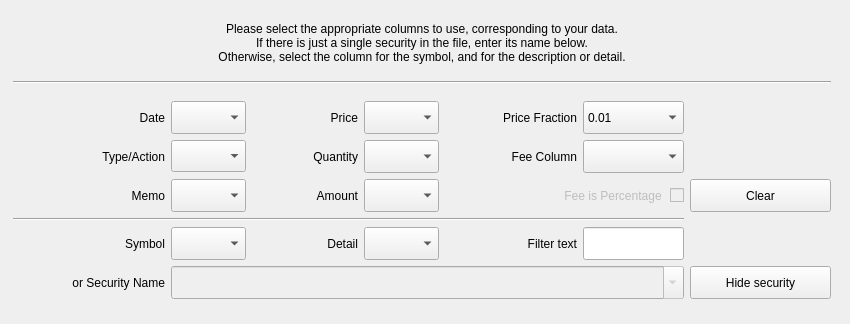
Qt form kmymoney/plugins/csvimport/investmentwizardpage.ui (KDE/kmymoney) before a commit.
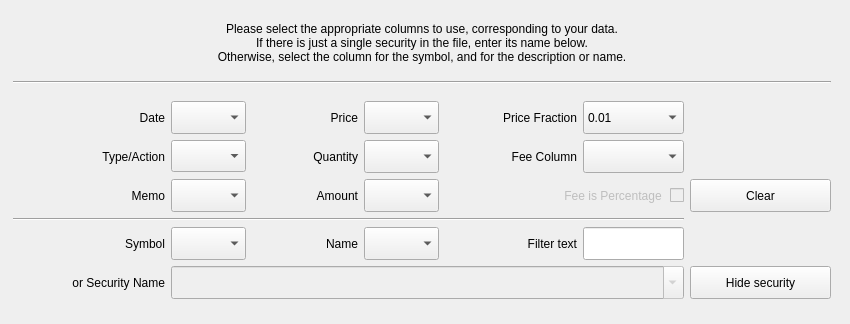
The same form after that commit. Custom widgets are drawn as their Qt base class.

Commit message:
Require only name or symbol of securities from investment statement
Securities can be identified based only on name or symbol so do not
require them both.

```diff
--- a/kmymoney/plugins/csvimport/investmentwizardpage.ui
+++ b/kmymoney/plugins/csvimport/investmentwizardpage.ui
@@ -70,7 +70,7 @@
        <property name="text">
         <string>Please select the appropriate columns to use, corresponding to your data.
 If there is just a single security in the file, enter its name below.
-Otherwise, select the column for the symbol, and for the description or detail.</string>
+Otherwise, select the column for the symbol, and for the description or name.</string>
        </property>
        <property name="alignment">
         <set>Qt::AlignCenter</set>
@@ -215,7 +215,7 @@
           </size>
          </property>
          <property name="text">
-          <string>Detail</string>
+          <string>Name</string>
          </property>
          <property name="alignment">
           <set>Qt::AlignRight|Qt::AlignTrailing|Qt::AlignVCenter</set>
```
Left out of the diff: 10 changed lines with no effect on the pictures. The commit also changes 12 other files.
